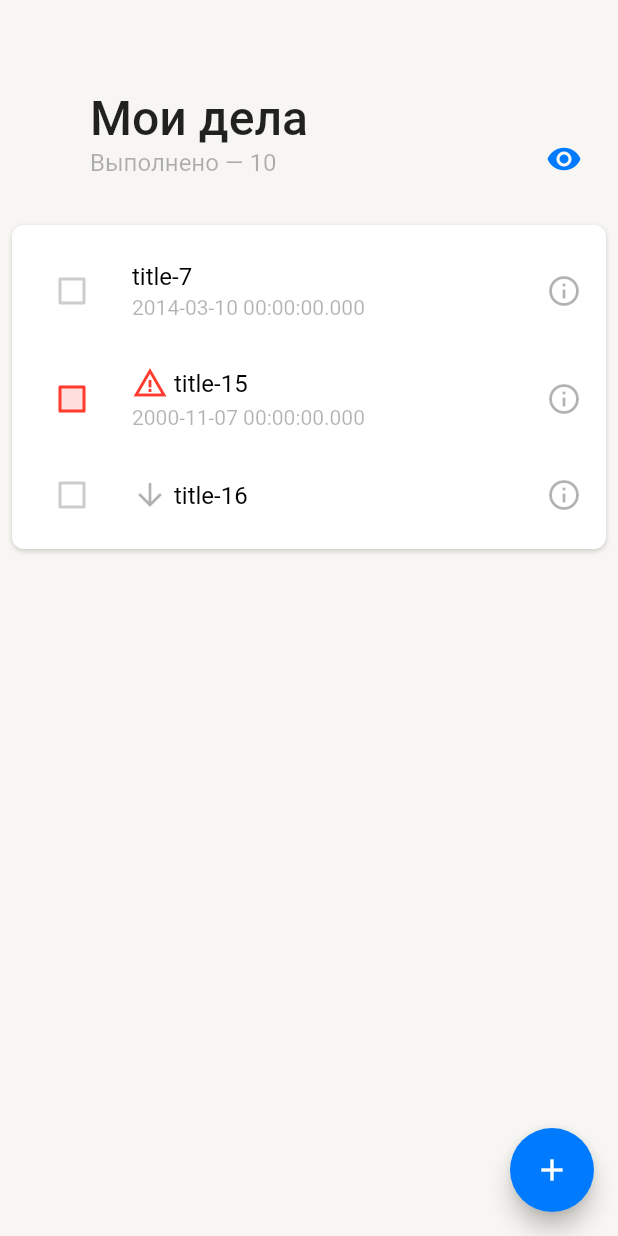
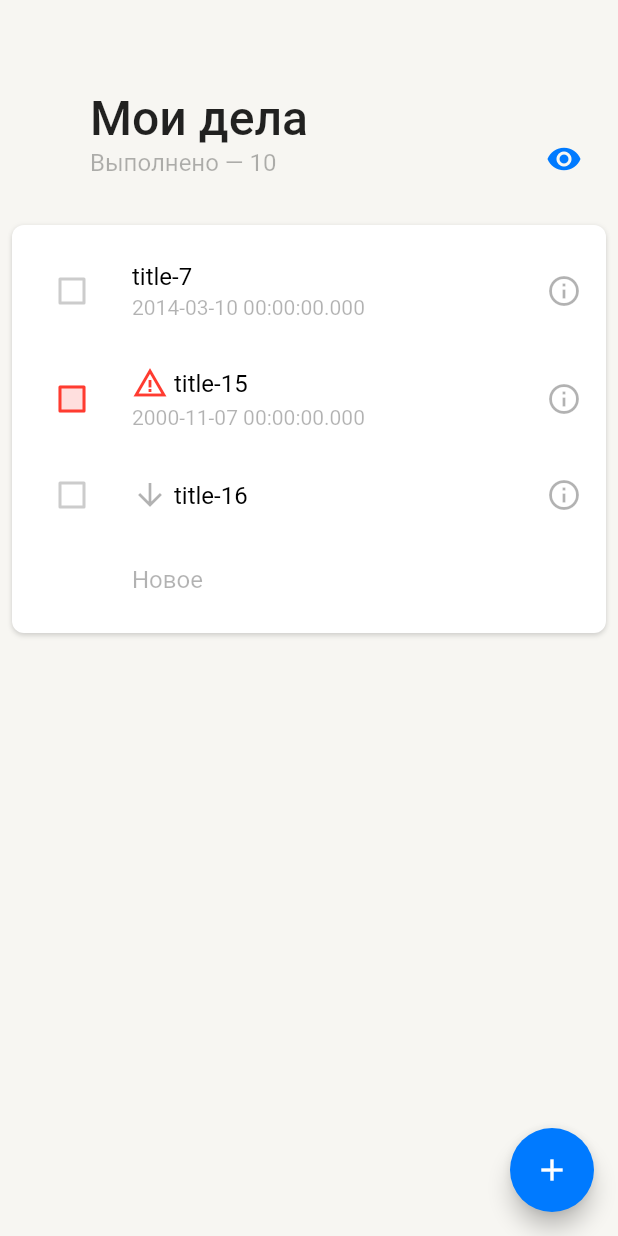
Before and after one commit to eeeedgar/yandex_todo_app, a Flutter app: the screen it shows after launch, after a tap on the "remove red eye" icon, on a phone screen of 412 x 824 dp. Run offline on Flutter 3.47's test engine with Material 3 defaults, Android fonts, the phone set to English and light mode, and no system bars; our stand-ins replace equatable, flutter_bloc.

Commit message:
feat: add tile "create new task"

```diff
--- a/lib/features/tasks/presentation/components/tasks_view.dart
+++ b/lib/features/tasks/presentation/components/tasks_view.dart
@@ -1,6 +1,8 @@
 import 'package:flutter/material.dart';
 import 'package:flutter_bloc/flutter_bloc.dart';
+import 'package:yandex_todo_app/app/presentation/app_fonts.dart';
 import 'package:yandex_todo_app/app/presentation/custom_app_colors.dart';
+import 'package:yandex_todo_app/features/task_edit/presentation/task_edit_screen.dart';
 import 'package:yandex_todo_app/features/tasks/domain/entity/complete_status_enum.dart';
 import 'package:yandex_todo_app/features/tasks/domain/state/tasks_cubit.dart';
 import 'package:yandex_todo_app/features/tasks/presentation/components/task_dismissable_tile.dart';
@@ -46,7 +48,8 @@ class TasksView extends StatelessWidget {
               ),
               sliver: SliverPadding(
                 padding: const EdgeInsets.symmetric(vertical: 8),
-                sliver: SliverList(
+                sliver: SliverMainAxisGroup(slivers: [
+                  SliverList(
                     delegate: SliverChildBuilderDelegate(
                       childCount: tasks.length,
                       (_, index) {
@@ -55,6 +58,27 @@ class TasksView extends StatelessWidget {
                       },
                     ),
                   ),
+                  SliverToBoxAdapter(
+                    child: ListTile(
+                      onTap: () => Navigator.of(context).push(
+                        MaterialPageRoute(
+                          builder: (context) => const TaskEditScreen(),
+                        ),
+                      ),
+                      title: Padding(
+                        padding: const EdgeInsets.only(left: 64),
+                        child: Text(
+                          'Новое',
+                          style: AppFonts.b1.copyWith(
+                            color: Theme.of(context)
+                                .extension<CustomAppColors>()!
+                                .labelTertiary,
+                          ),
+                        ),
+                      ),
+                    ),
+                  ),
+                ]),
               ),
             );
           },
```
Lines whose indentation alone changed are shown as unchanged.
